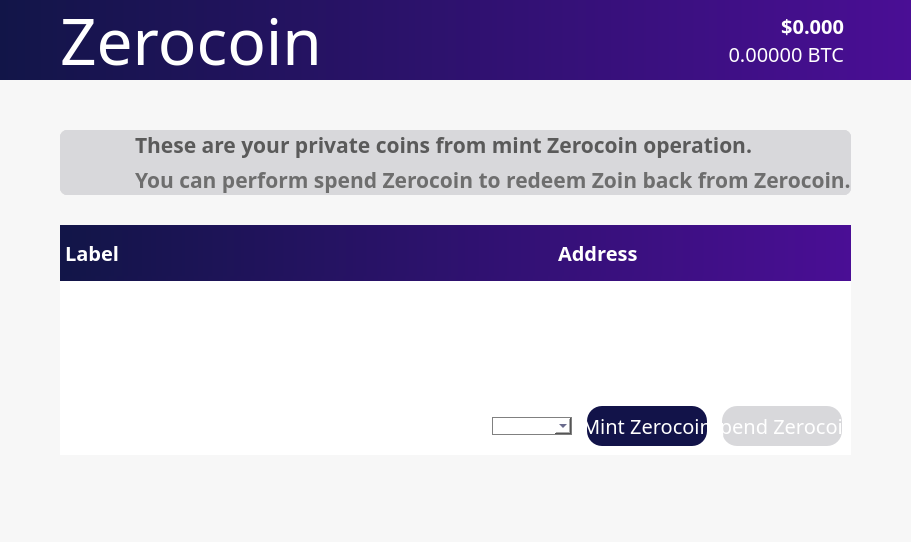
First picture: the form in src/qt/forms/zerocoinpage.ui, repository noirofficial/noir, before the edit.
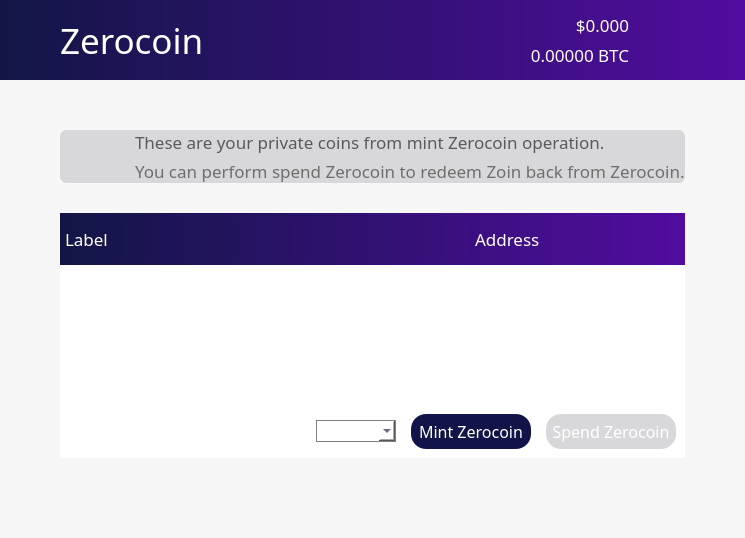
Second picture: the form after the edit. Icons and pictures are not drawn.

The edit to the form file:
```diff
--- a/src/qt/forms/zerocoinpage.ui
+++ b/src/qt/forms/zerocoinpage.ui
@@ -6,8 +6,8 @@
    <rect>
     <x>0</x>
     <y>0</y>
-    <width>657</width>
-    <height>542</height>
+    <width>734</width>
+    <height>538</height>
    </rect>
   </property>
   <property name="sizePolicy">
@@ -379,7 +379,7 @@
             <bool>false</bool>
            </property>
            <property name="styleSheet">
-            <string notr="true">background: QLinearGradient(x1: 0, y1: 0, x2: 1, y2: 0, stop: 0 #121548, stop: 1 #4a0e95);
+            <string notr="true">background: QLinearGradient(x1: 0, y1: 0, x2: 1, y2: 0, stop: 0 #121646, stop: 1 #510c9f);
 border:0;
 </string>
            </property>
@@ -391,7 +391,7 @@
            </property>
            <layout class="QHBoxLayout" name="horizontalLayout_3">
             <property name="spacing">
-             <number>0</number>
+             <number>-1</number>
             </property>
             <property name="leftMargin">
              <number>60</number>
@@ -416,7 +416,7 @@
               <property name="font">
                <font>
                 <family>ZoinLight</family>
-                <pointsize>48</pointsize>
+                <pointsize>26</pointsize>
                </font>
               </property>
               <property name="autoFillBackground">
@@ -440,10 +440,10 @@
                <widget class="QLabel" name="priceUSD">
                 <property name="font">
                  <font>
-                  <family>ZoinSemiBold</family>
-                  <pointsize>15</pointsize>
-                  <weight>75</weight>
-                  <bold>true</bold>
+                  <family>ZoinMedium</family>
+                  <pointsize>13</pointsize>
+                  <weight>50</weight>
+                  <bold>false</bold>
                  </font>
                 </property>
                 <property name="styleSheet">
@@ -463,7 +463,7 @@
                 <property name="font">
                  <font>
                   <family>ZoinLight</family>
-                  <pointsize>15</pointsize>
+                  <pointsize>13</pointsize>
                  </font>
                 </property>
                 <property name="styleSheet">
@@ -481,12 +481,18 @@
              </layout>
             </item>
             <item>
-             <widget class="QLabel" name="label_5">
-              <property name="sizePolicy">
-               <sizepolicy hsizetype="Fixed" vsizetype="Fixed">
-                <horstretch>0</horstretch>
-                <verstretch>0</verstretch>
-               </sizepolicy>
+             <widget class="QPushButton" name="pushButton">
+              <property name="minimumSize">
+               <size>
+                <width>50</width>
+                <height>80</height>
+               </size>
+              </property>
+              <property name="maximumSize">
+               <size>
+                <width>50</width>
+                <height>80</height>
+               </size>
               </property>
               <property name="styleSheet">
                <string notr="true">background: rgb(0,0,0,0);</string>
@@ -494,8 +500,15 @@
               <property name="text">
                <string/>
               </property>
-              <property name="pixmap">
-               <pixmap resource="../bitcoin.qrc">:/icons/Exports_45</pixmap>
+              <property name="icon">
+               <iconset resource="../bitcoin.qrc">
+                <normaloff>:/icons/Exports_45</normaloff>:/icons/Exports_45</iconset>
+              </property>
+              <property name="iconSize">
+               <size>
+                <width>70</width>
+                <height>70</height>
+               </size>
               </property>
              </widget>
             </item>
@@ -817,10 +830,10 @@
                  </property>
                  <property name="font">
                   <font>
-                   <family>ZoinSemiBold</family>
-                   <pointsize>16</pointsize>
-                   <weight>75</weight>
-                   <bold>true</bold>
+                   <family>ZoinMedium</family>
+                   <pointsize>13</pointsize>
+                   <weight>50</weight>
+                   <bold>false</bold>
                   </font>
                  </property>
                  <property name="layoutDirection">
@@ -856,10 +869,10 @@
                  </property>
                  <property name="font">
                   <font>
-                   <family>Source Sans Pro</family>
-                   <pointsize>16</pointsize>
-                   <weight>75</weight>
-                   <bold>true</bold>
+                   <family>ZoinLight</family>
+                   <pointsize>13</pointsize>
+                   <weight>50</weight>
+                   <bold>false</bold>
                   </font>
                  </property>
                  <property name="cursor">
@@ -1032,7 +1045,7 @@
                </property>
                <property name="styleSheet">
                 <string notr="true">color:white;
-background: QLinearGradient(x1: 0, y1: 0, x2: 1, y2: 0, stop: 0 #121548, stop: 1 #4a0e95);
+background: QLinearGradient(x1: 0, y1: 0, x2: 1, y2: 0, stop: 0 #121646, stop: 1 #510c9f);
 border:0;
 </string>
                </property>
@@ -1083,10 +1096,10 @@
                     <widget class="QLabel" name="label">
                      <property name="font">
                       <font>
-                       <family>ZoinSemiBold</family>
-                       <pointsize>15</pointsize>
-                       <weight>75</weight>
-                       <bold>true</bold>
+                       <family>ZoinRegular</family>
+                       <pointsize>13</pointsize>
+                       <weight>50</weight>
+                       <bold>false</bold>
                       </font>
                      </property>
                      <property name="styleSheet">
@@ -1101,10 +1114,10 @@
                     <widget class="QLabel" name="label_4">
                      <property name="font">
                       <font>
-                       <family>ZoinSemiBold</family>
-                       <pointsize>15</pointsize>
-                       <weight>75</weight>
-                       <bold>true</bold>
+                       <family>ZoinRegular</family>
+                       <pointsize>13</pointsize>
+                       <weight>50</weight>
+                       <bold>false</bold>
                       </font>
                      </property>
                      <property name="styleSheet">
@@ -1217,7 +1230,7 @@
                <property name="font">
                 <font>
                  <family>ZoinLight</family>
-                 <pointsize>18</pointsize>
+                 <pointsize>12</pointsize>
                 </font>
                </property>
                <property name="styleSheet">
@@ -1290,6 +1303,12 @@
                     <height>0</height>
                    </size>
                   </property>
+                  <property name="font">
+                   <font>
+                    <family>ZoinLight</family>
+                    <pointsize>10</pointsize>
+                   </font>
+                  </property>
                   <property name="styleSheet">
                    <string notr="true">color: #121349;
 border-radius:15px;
@@ -1315,8 +1334,8 @@
                   </property>
                   <property name="font">
                    <font>
-                    <family>Source Sans Pro</family>
-                    <pointsize>15</pointsize>
+                    <family>ZoinRegular</family>
+                    <pointsize>12</pointsize>
                     <weight>50</weight>
                     <bold>false</bold>
                    </font>
@@ -1325,7 +1344,7 @@
                    <string notr="true">background-color: #121349;
 color: white;
 border-radius:15px;
-height:40px;
+height:35px;
 width:120px;
 border-color:gray;
 border-width:0px;
@@ -1349,8 +1368,8 @@
                   </property>
                   <property name="font">
                    <font>
-                    <family>Source Sans Pro</family>
-                    <pointsize>15</pointsize>
+                    <family>ZoinRegular</family>
+                    <pointsize>12</pointsize>
                     <weight>50</weight>
                     <bold>false</bold>
                    </font>
@@ -1359,8 +1378,8 @@
                    <string notr="true">background-color: rgb(216, 216, 219);
 color: white;
 border-radius:15px;
-height:40px;
-width:120px;
+height:35px;
+width:130px;
 border-color:gray;
 border-width:0px;
 border-style:solid;
@@ -1398,34 +1417,6 @@
               </property>
              </spacer>
             </item>
-            <item>
-             <widget class="QPushButton" name="exportButton">
-              <property name="enabled">
-               <bool>false</bool>
-              </property>
-              <property name="font">
-               <font>
-                <family>ZoinSemiBold</family>
-                <pointsize>14</pointsize>
-                <weight>75</weight>
-                <bold>true</bold>
-               </font>
-              </property>
-              <property name="styleSheet">
-               <string notr="true">color: rgb(150, 150, 150,0);
-background-color: rgb(0,0,0,0);</string>
-              </property>
-              <property name="text">
-               <string>Export this table</string>
-              </property>
-              <property name="iconSize">
-               <size>
-                <width>40</width>
-                <height>40</height>
-               </size>
-              </property>
-             </widget>
-            </item>
            </layout>
           </item>
          </layout>
```
